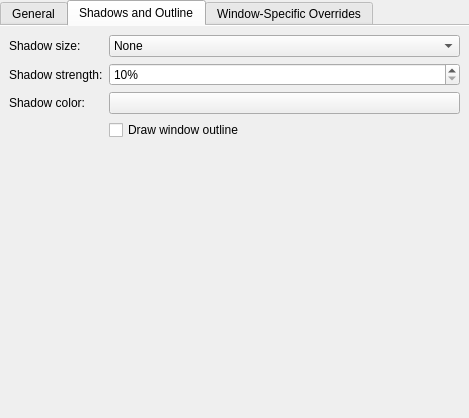
Above: kdecoration/config/ui/breezeconfigurationui.ui from trunghieu2570/breeze before the change. Below: the same form after it.
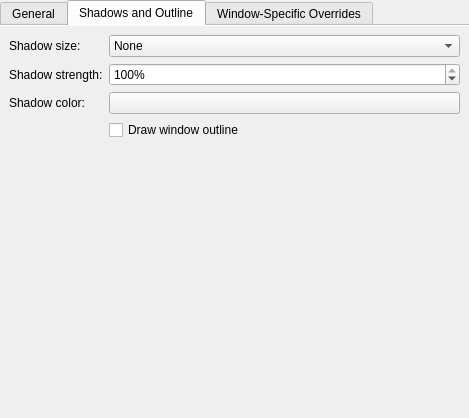
That is the form after the change. The open tabs and pages were chosen to show the change. Custom widgets are drawn as their Qt base class.

Patch:
```diff
--- a/kdecoration/config/ui/breezeconfigurationui.ui
+++ b/kdecoration/config/ui/breezeconfigurationui.ui
@@ -233,6 +233,9 @@
          <property name="maximum">
           <number>100</number>
          </property>
+         <property name="value">
+          <number>100</number>
+         </property>
         </widget>
        </item>
        <item row="2" column="0">
```
